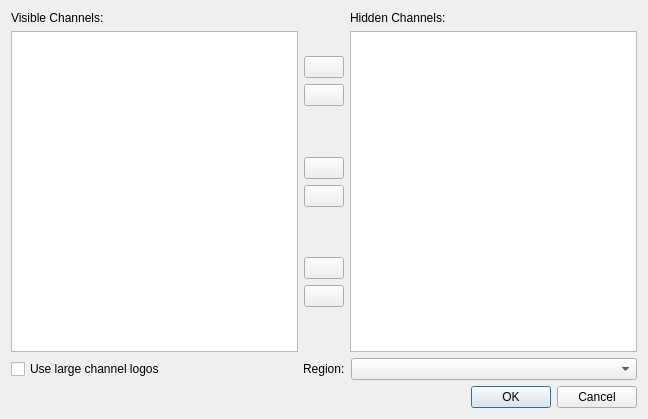
The window that src/channeleditor.ui (rweather/tvguide) describes before a commit, drawn with Qt 5.
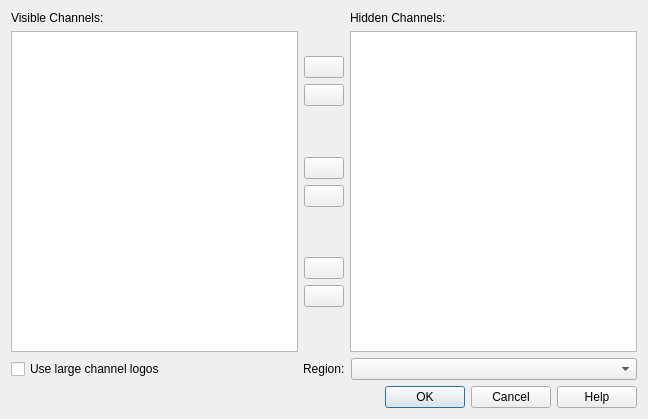
The same window after the commit. Icons and pictures are not drawn.

Commit message: Add context-sensitive help to the dialogs.

Patch:
```diff
--- a/src/channeleditor.ui
+++ b/src/channeleditor.ui
@@ -265,7 +265,7 @@
       <enum>Qt::Horizontal</enum>
      </property>
      <property name="standardButtons">
-      <set>QDialogButtonBox::Cancel|QDialogButtonBox::Ok</set>
+      <set>QDialogButtonBox::Cancel|QDialogButtonBox::Help|QDialogButtonBox::Ok</set>
      </property>
     </widget>
    </item>
```
The commit also changes 26 other files.
